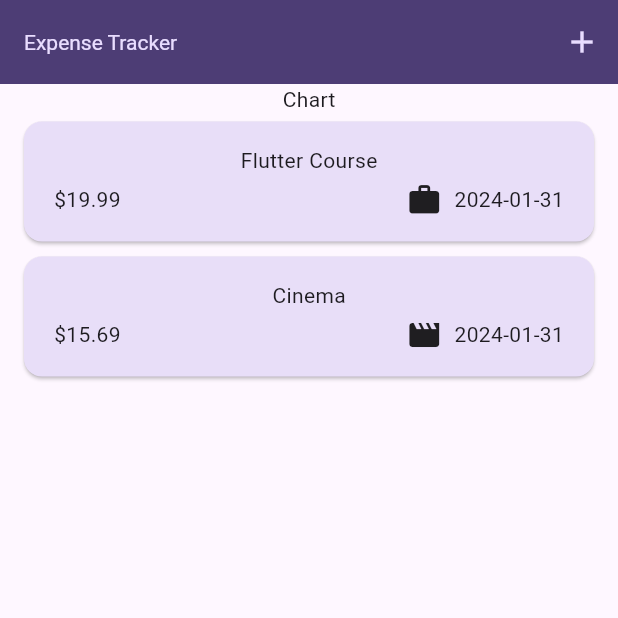
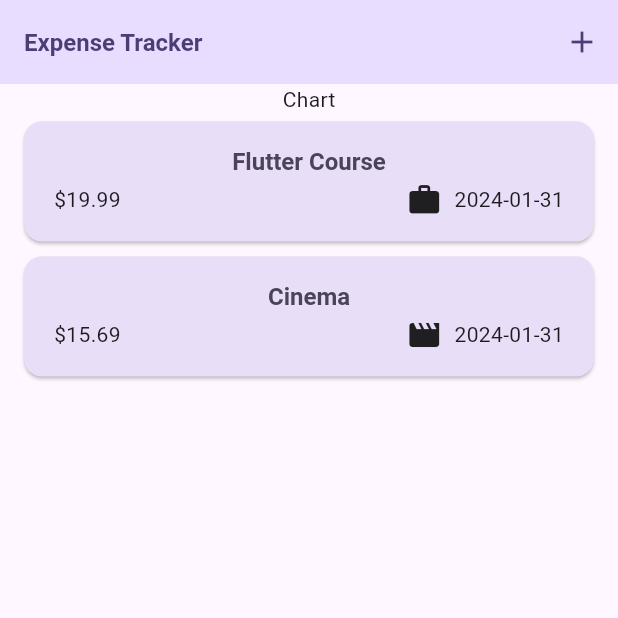
Before and after one commit to jsmile/expense_tracker, a Flutter app: the screen it shows after launch, on a phone screen of 412 x 824 dp, the top half of it. Run offline on Flutter 3.47's test engine with Material 3 defaults, Android fonts, the phone set to English and light mode, and no system bars; missing offline and left inert: ansicolor.

Commit message:
Theme 이용 방법

```diff
--- a/lib/src/app.dart
+++ b/lib/src/app.dart
@@ -18,11 +18,11 @@ class App extends StatelessWidget {
         // useMaterial3: true,  deprecated
         colorScheme: kColorScheme,
         appBarTheme: const AppBarTheme().copyWith(
-          backgroundColor: kColorScheme.onPrimaryContainer,
-          foregroundColor: kColorScheme.primaryContainer,
+          backgroundColor: kColorScheme.primaryContainer, // appbar 배경색
+          foregroundColor: kColorScheme.onPrimaryContainer, // appbar title 색상
         ),
         cardTheme: const CardTheme().copyWith(
-          color: kColorScheme.secondaryContainer,
+          color: kColorScheme.secondaryContainer, // card 배경색
           margin: const EdgeInsets.symmetric(
             horizontal: 16.0,
             vertical: 5.0,
@@ -38,9 +38,9 @@ class App extends StatelessWidget {
         textTheme: ThemeData().textTheme.copyWith(
               titleLarge: TextStyle(
                 // color: Colors.red, // forgroundColor 가 아닌 곳에서만 적용됨.
-                color: kColorScheme.secondaryContainer,
-                fontSize: 14.0,
-                fontWeight: FontWeight.normal,
+                color: kColorScheme.onSecondaryContainer,
+                fontSize: 16.0,
+                fontWeight: FontWeight.bold,
               ),
             ),
         // 아래와 같은 형식으로도 가능
--- a/lib/src/expenses/expense_list/expense_item.dart
+++ b/lib/src/expenses/expense_list/expense_item.dart
@@ -13,7 +13,10 @@ class ExpenseItem extends StatelessWidget {
         padding: const EdgeInsets.symmetric(horizontal: 20.0, vertical: 16.0),
         child: Column(
           children: [
-            Text(expense.title),
+            Text(
+              expense.title,
+              style: Theme.of(context).textTheme.titleLarge,
+            ),
             const SizedBox(
               height: 4.0,
             ),
--- a/lib/src/expenses/expense_list/expenses_list.dart
+++ b/lib/src/expenses/expense_list/expenses_list.dart
@@ -18,6 +18,15 @@ class ExpensesList extends StatelessWidget {
     return ListView.builder(
       itemCount: expenses.length,
       itemBuilder: (context, index) => Dismissible(
+        background: Container(
+          // color: Colors.blue, 도 가능함.
+          color: Theme.of(context).colorScheme.error.withOpacity(0.7),
+          margin: EdgeInsets.symmetric(
+            horizontal: Theme.of(context).cardTheme.margin!.horizontal,
+            vertical: Theme.of(context).cardTheme.margin!.vertical,
+            // vertical: 5.0,  도 가능함.
+          ),
+        ),
         key: ValueKey(expenses[index]),
         // {void Function(DismissDirection)? onDismissed}
         // onDismissed: onRemoveExpense,  // error
```
